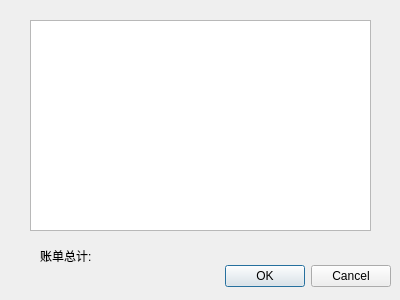
Old version of the form restaurantManagerment/dlg_checkout.ui in the repository friendfan1/-Salay-Management-System.
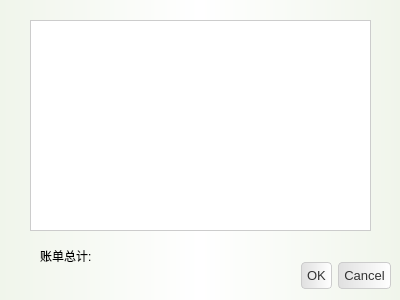
New version of the form.

```diff
--- a/restaurantManagerment/dlg_checkout.ui
+++ b/restaurantManagerment/dlg_checkout.ui
@@ -13,6 +13,52 @@
   <property name="windowTitle">
    <string>Dialog</string>
   </property>
+  <property name="styleSheet">
+   <string notr="true"> QDialog{   background: qlineargradient(spread:pad, x1:0, y1:0, x2:1, y2:0, stop:0 rgba(240, 245, 235, 1), stop:0.5 rgba(255, 255, 255, 1), stop:1 rgba(240, 245, 235, 1)); /* Gradient from light green to white to light green */
+    color: #333333; /* Dark Grey */
+    font-family: &quot;Segoe UI&quot;, sans-serif;
+    font-size: 10pt;
+}
+QTableWidget {
+    background-color: #FFFFFF; /* White */
+    color: #333333; /* Dark Grey */
+    gridline-color: #CCCCCC; /* Light Grey */
+    border: 1px solid #CCCCCC; /* Light Grey Border */
+    font-family: &quot;Segoe UI&quot;, sans-serif;
+    font-size: 10pt;
+}
+QLineEdit{
+background-color: #FFFFFF; /* White */
+    color: #333333; /* Dark Grey */
+    gridline-color: #CCCCCC; /* Light Grey */
+    border: 1px solid #CCCCCC; /* Light Grey Border */
+    font-family: &quot;Segoe UI&quot;, sans-serif;
+    font-size: 10pt;
+}
+
+/* Buttons common style */
+
+QPushButton {
+    background: qlineargradient(spread:pad, x1:0, y1:0, x2:1, y2:0, stop:0 #E0E0E0, stop:1 #FFFFFF); /* Light Grey to White Gradient */
+    color: #333333; /* Dark Grey */
+    border: 1px solid #CCCCCC; /* Light Grey Border */
+    border-radius: 4px;
+    padding: 5px;
+    font-family: &quot;Segoe UI&quot;, sans-serif;
+    font-size: 10pt;
+}
+
+QPushButton:hover {
+    background-color: #D6D6D6; /* Slightly Darker Grey */
+}
+
+QPushButton:pressed {
+    background-color: #BFBFBF; /* Darker Grey */
+}
+/* Common background widget style */
+
+</string>
+  </property>
   <widget class="QDialogButtonBox" name="buttonBox">
    <property name="geometry">
     <rect>
```
